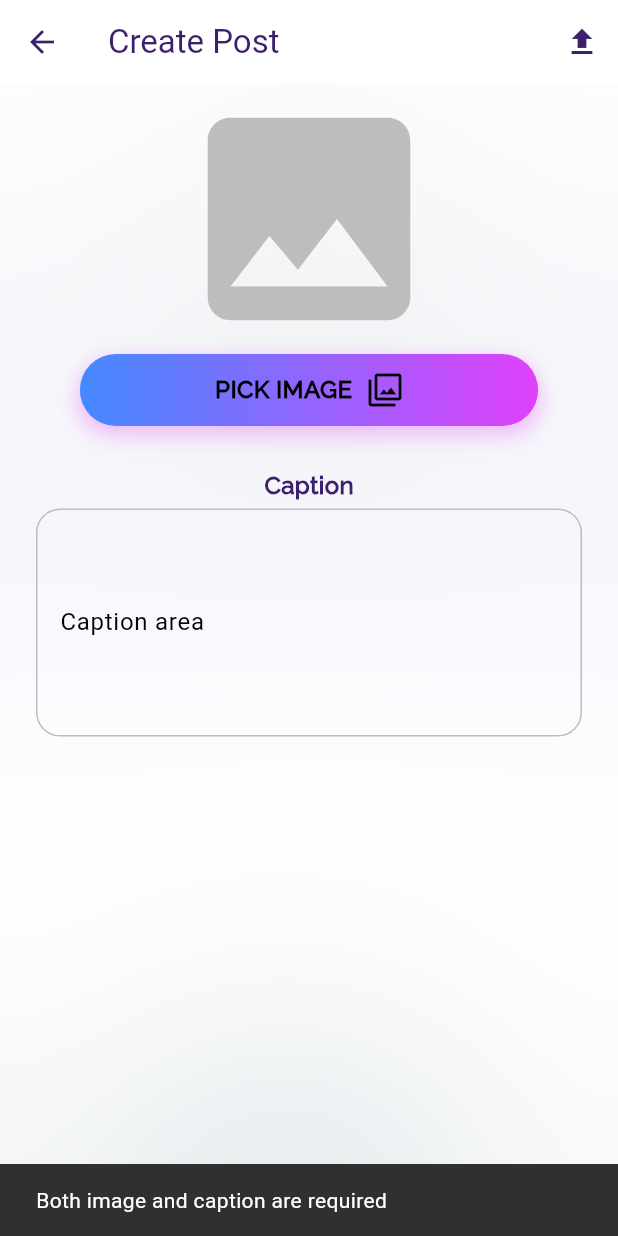
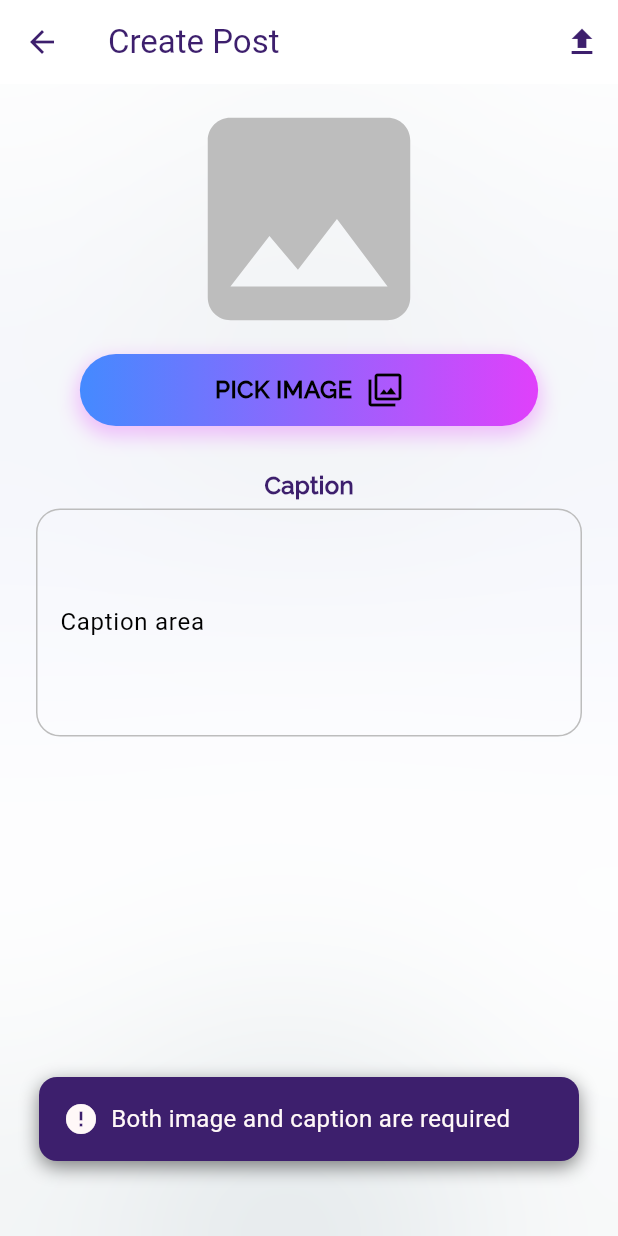
Before and after one commit to NovaLogics/lyxa-live-flutter-app, a Flutter app: the UploadPostScreen screen opened directly, after a tap on the "upload" icon, on a phone screen of 412 x 824 dp. Run offline on Flutter 3.47's test engine with Material 3 defaults, Android fonts, the phone set to English and light mode, and no system bars; our stand-ins replace cached_network_image, carousel_slider, cloud_firestore, file_picker, firebase_auth, firebase_core and 8 more; accounts and stored records are empty; generated files the repository leaves out were written again.

Commit message:
feat [ post ]: Impl Screen [ UploadPostScreen ] > Stage 2.3

```diff
--- a/lib/src/features/post/ui/screens/upload_post_screen.dart
+++ b/lib/src/features/post/ui/screens/upload_post_screen.dart
@@ -10,6 +10,7 @@ import 'package:lyxa_live/src/core/di/service_locator.dart';
 import 'package:lyxa_live/src/core/styles/app_text_styles.dart';
 import 'package:lyxa_live/src/core/utils/constants/constants.dart';
 import 'package:lyxa_live/src/core/utils/helper/logger.dart';
+import 'package:lyxa_live/src/core/values/app_colors.dart';
 import 'package:lyxa_live/src/core/values/app_dimensions.dart';
 import 'package:lyxa_live/src/core/values/app_strings.dart';
 
@@ -22,6 +23,7 @@ import 'package:lyxa_live/src/features/auth/cubits/auth_cubit.dart';
 import 'package:lyxa_live/src/features/post/domain/entities/post.dart';
 import 'package:lyxa_live/src/features/post/cubits/post_cubit.dart';
 import 'package:lyxa_live/src/features/post/cubits/post_state.dart';
+import 'package:lyxa_live/src/shared/widgets/toast_messenger_unit.dart';
 
 class UploadPostScreen extends StatefulWidget {
   const UploadPostScreen({super.key});
@@ -135,11 +137,15 @@ class _UploadPostScreenState extends State<UploadPostScreen> {
     Logger.logDebug('currentUser : ${currentUser!.toString()}');
 
     // Check if both image and caption are provided
-    if (imagePickedFile == null || text.isEmpty) {
-      ScaffoldMessenger.of(context).showSnackBar(
-        const SnackBar(
-          content: Text("Both image and caption are required"),
-        ),
+    if (pickedImage == null || text.isEmpty) {
+      ToastMessengerUnit.showToast(
+        context: context,
+        message: 'Both image and caption are required',
+        icon: Icons.error,
+        backgroundColor: AppColors.bluePurpleShade900X,
+        textColor: AppColors.whiteShade,
+        shadowColor: AppColors.blackShade,
+        duration: ToastDuration.second5,
       );
 
       return;
```
